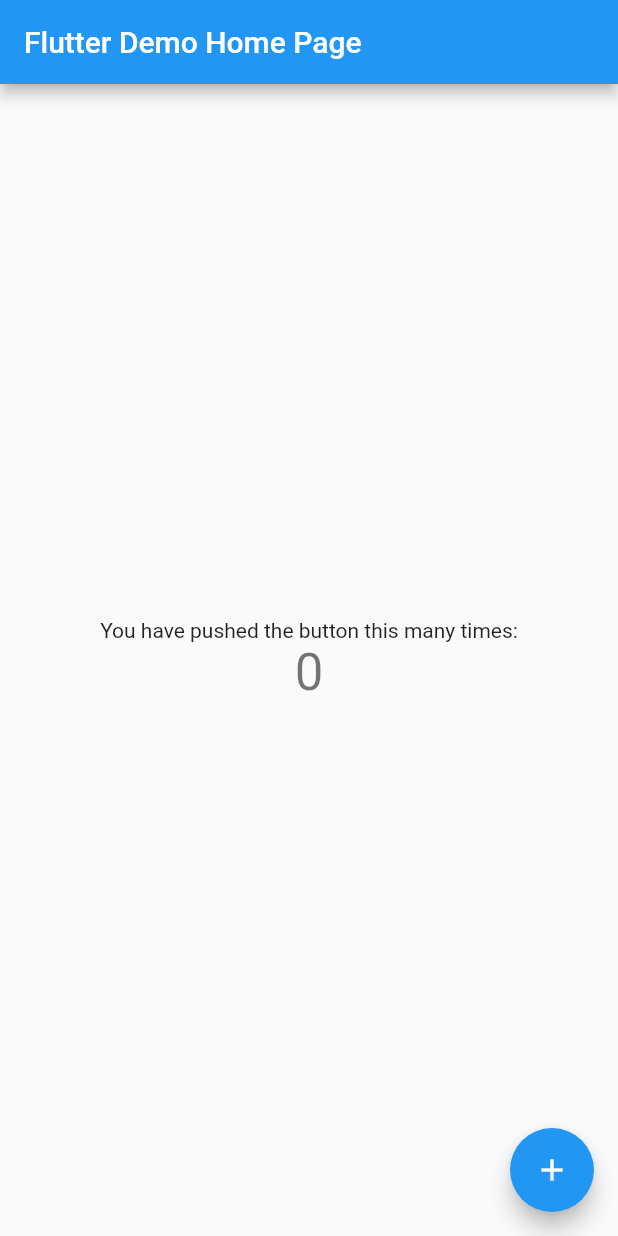
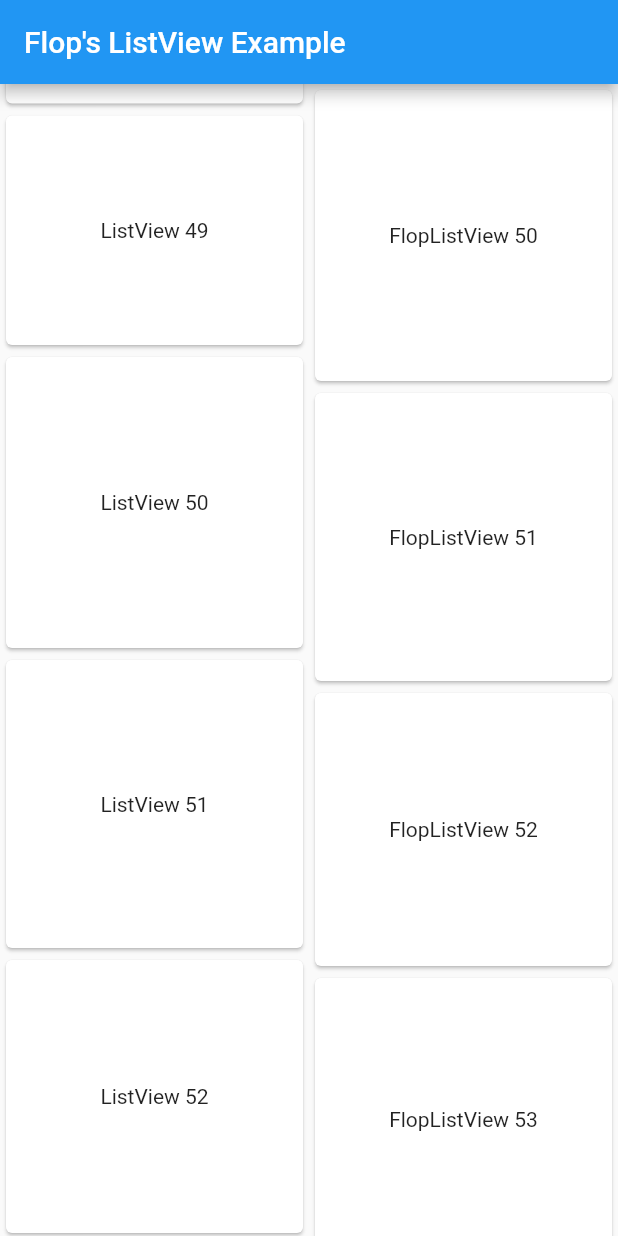
Before and after one commit to hgraceb/flop_list_view, a Flutter app: the screen it shows after launch, on a phone screen of 412 x 824 dp. Run offline on Flutter 3.47's test engine with Material 2 defaults, Android fonts, the phone set to English and light mode, and no system bars.

Commit message:
feat: 完善 FlopListView 组件示例

```diff
--- a/example/lib/main.dart
+++ b/example/lib/main.dart
@@ -1,3 +1,7 @@
+import 'dart:math';
+import 'dart:ui';
+
+import 'package:flop_list_view/flop_list_view.dart';
 import 'package:flutter/material.dart';
 
 void main() {
@@ -7,39 +11,20 @@
 class MyApp extends StatelessWidget {
   const MyApp({super.key});
 
-  // This widget is the root of your application.
   @override
   Widget build(BuildContext context) {
     return MaterialApp(
-      title: 'Flutter Demo',
-      theme: ThemeData(
-        // This is the theme of your application.
-        //
-        // Try running your application with "flutter run". You'll see the
-        // application has a blue toolbar. Then, without quitting the app, try
-        // changing the primarySwatch below to Colors.green and then invoke
-        // "hot reload" (press "r" in the console where you ran "flutter run",
-        // or simply save your changes to "hot reload" in a Flutter IDE).
-        // Notice that the counter didn't reset back to zero; the application
-        // is not restarted.
-        primarySwatch: Colors.blue,
+      title: 'FlopListView',
+      home: const MyHomePage(title: "Flop's ListView Example"),
+      scrollBehavior: const MaterialScrollBehavior().copyWith(
+        dragDevices: PointerDeviceKind.values.toSet(),
       ),
-      home: const MyHomePage(title: 'Flutter Demo Home Page'),
     );
   }
 }
 
 class MyHomePage extends StatefulWidget {
   const MyHomePage({super.key, required this.title});
-
-  // This widget is the home page of your application. It is stateful, meaning
-  // that it has a State object (defined below) that contains fields that affect
-  // how it looks.
-
-  // This class is the configuration for the state. It holds the values (in this
-  // case the title) provided by the parent (in this case the App widget) and
-  // used by the build method of the State. Fields in a Widget subclass are
-  // always marked "final".
 
   final String title;
 
@@ -48,68 +33,88 @@
 }
 
 class _MyHomePageState extends State<MyHomePage> {
-  int _counter = 0;
+  final _itemCount = 100;
+  late final List<int> _itemHeights;
 
-  void _incrementCounter() {
-    setState(() {
-      // This call to setState tells the Flutter framework that something has
-      // changed in this State, which causes it to rerun the build method below
-      // so that the display can reflect the updated values. If we changed
-      // _counter without calling setState(), then the build method would not be
-      // called again, and so nothing would appear to happen.
-      _counter++;
+  @override
+  void initState() {
+    super.initState();
+    final heightGenerator = Random(2147483647);
+    _itemHeights = List.generate(_itemCount, (index) {
+      return 100 + heightGenerator.nextInt(100);
     });
+  }
+
+  Widget _buildItem(String name, int index) {
+    return FutureBuilder(
+      future: Future.delayed(
+        Duration(milliseconds: 1000 + _itemHeights[index]),
+        () => _itemHeights[index].toDouble(),
+      ),
+      builder: (context, snapshot) {
+        if (snapshot.hasData) {
+          return Card(
+            child: SizedBox(
+              height: snapshot.data!,
+              child: Center(child: Text('$name $index')),
+            ),
+          );
+        }
+        return Card(
+          child: SizedBox(
+            height: 100,
+            child: Row(
+              mainAxisAlignment: MainAxisAlignment.center,
+              children: [
+                const Flexible(
+                  child: SizedBox(
+                    width: 10,
+                    height: 10,
+                    child: CircularProgressIndicator(strokeWidth: 2),
+                  ),
+                ),
+                const Flexible(
+                  child: SizedBox(width: 10),
+                ),
+                Flexible(
+                  flex: 10,
+                  child: Text('$name $index'),
+                ),
+              ],
+            ),
+          ),
+        );
+      },
+    );
   }
 
   @override
   Widget build(BuildContext context) {
-    // This method is rerun every time setState is called, for instance as done
-    // by the _incrementCounter method above.
-    //
-    // The Flutter framework has been optimized to make rerunning build methods
-    // fast, so that you can just rebuild anything that needs updating rather
-    // than having to individually change instances of widgets.
     return Scaffold(
-      appBar: AppBar(
-        // Here we take the value from the MyHomePage object that was created by
-        // the App.build method, and use it to set our appbar title.
-        title: Text(widget.title),
+      appBar: AppBar(title: Text(widget.title)),
+      body: Row(
+        children: [
+          Expanded(
+            child: ListView.builder(
+              itemCount: _itemCount,
+              controller: ScrollController(initialScrollOffset: 5400),
+              itemBuilder: (context, index) {
+                return _buildItem('ListView', index);
+              },
+            ),
+          ),
+          Expanded(
+            child: FlopListView.builder(
+              anchor: 0.0,
+              itemCount: _itemCount,
+              initialScrollIndex: 50,
+              itemBuilder: (context, index) {
+                return _buildItem('FlopListView', index);
+              },
+            ),
+          ),
+        ],
       ),
-      body: Center(
-        // Center is a layout widget. It takes a single child and positions it
-        // in the middle of the parent.
-        child: Column(
-          // Column is also a layout widget. It takes a list of children and
-          // arranges them vertically. By default, it sizes itself to fit its
-          // children horizontally, and tries to be as tall as its parent.
-          //
-          // Invoke "debug painting" (press "p" in the console, choose the
-          // "Toggle Debug Paint" action from the Flutter Inspector in Android
-          // Studio, or the "Toggle Debug Paint" command in Visual Studio Code)
-          // to see the wireframe for each widget.
-          //
-          // Column has various properties to control how it sizes itself and
-          // how it positions its children. Here we use mainAxisAlignment to
-          // center the children vertically; the main axis here is the vertical
-          // axis because Columns are vertical (the cross axis would be
-          // horizontal).
-          mainAxisAlignment: MainAxisAlignment.center,
-          children: <Widget>[
-            const Text(
-              'You have pushed the button this many times:',
-            ),
-            Text(
-              '$_counter',
-              style: Theme.of(context).textTheme.headline4,
-            ),
-          ],
-        ),
-      ),
-      floatingActionButton: FloatingActionButton(
-        onPressed: _incrementCounter,
-        tooltip: 'Increment',
-        child: const Icon(Icons.add),
-      ), // This trailing comma makes auto-formatting nicer for build methods.
     );
   }
 }
--- a/example/pubspec.yaml
+++ b/example/pubspec.yaml
@@ -36,6 +36,9 @@
   # The following adds the Cupertino Icons font to your application.
   # Use with the CupertinoIcons class for iOS style icons.
   cupertino_icons: ^1.0.2
+
+  flop_list_view:
+    path: ../
 
 dev_dependencies:
   flutter_test:
--- a/lib/src/flop_list_view.dart
+++ b/lib/src/flop_list_view.dart
@@ -7,7 +7,7 @@
 import 'widgets/viewport.dart';
 
 class FlopListView extends StatefulWidget {
-  const FlopListView({
+  const FlopListView.builder({
     super.key,
     this.physics,
     this.controller,
```
Also changed, not shown: example/pubspec.lock, 1 other file.
